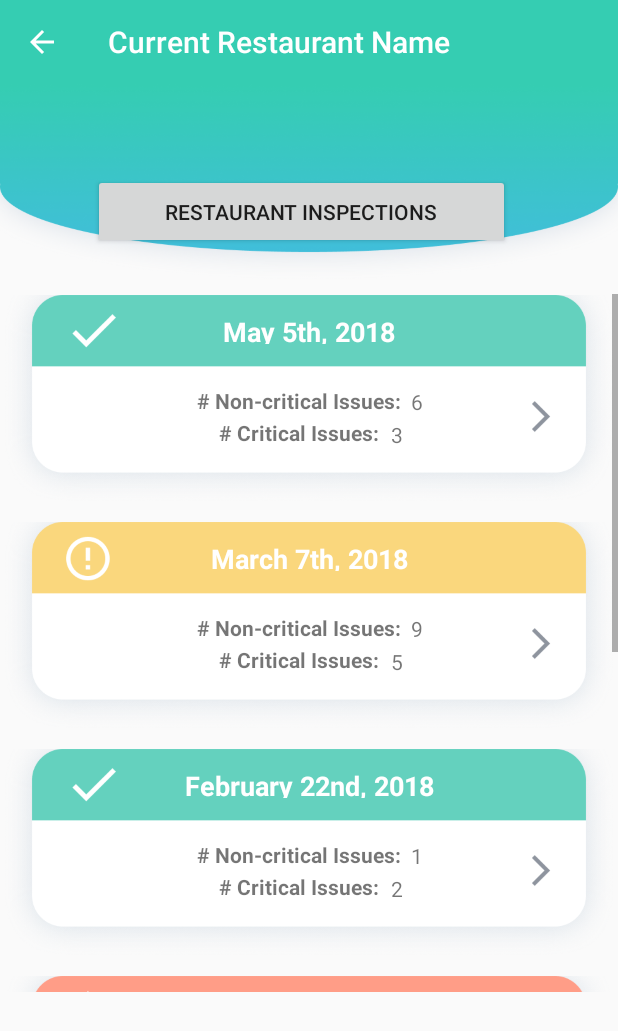
After one commit to xubinw427/Restaurant-Inspection, an Android app: the InspectionActivity screen opened directly, with no data from a screen before it, on a phone screen of 412 x 824 dp. The commit adds this screen. Shown: the top 1031 px of the screen. Run offline under Robolectric (Android 15) with nearby library versions, the phone set to English and light mode, and no system bars.

Commit message:
Created CardView Layout for Inspection Activity >> populated with dummy data >> TODO: Re-point Adapter to Inspection from TestInspection after

```diff
--- a/app/src/main/AndroidManifest.xml
+++ b/app/src/main/AndroidManifest.xml
@@ -9,6 +9,8 @@
         android:roundIcon="@mipmap/ic_launcher_round"
         android:supportsRtl="true"
         android:theme="@style/AppTheme">
+        <activity android:name=".InspectionActivity"
+            android:parentActivityName=".MainActivity"/>
         <activity
             android:name=".MainActivity"
             android:label="@string/app_name"
--- /dev/null
+++ b/app/src/main/java/ca/cmpt276/restaurantinspection/Adapters/InspectionAdapter.java
@@ -0,0 +1,93 @@
+package ca.cmpt276.restaurantinspection.Adapters;
+
+import android.view.LayoutInflater;
+import android.view.View;
+import android.view.ViewGroup;
+import android.widget.ImageView;
+import android.widget.TextView;
+
+import androidx.annotation.NonNull;
+import androidx.recyclerview.widget.RecyclerView;
+
+import java.util.ArrayList;
+
+import ca.cmpt276.restaurantinspection.Model.TestInspection;
+import ca.cmpt276.restaurantinspection.R;
+
+public class InspectionAdapter extends RecyclerView.Adapter<InspectionAdapter.InspectionViewHolder> {
+    private ArrayList<TestInspection> inspectionList;
+    private OnInspectionListener myOnInspectionListener;
+
+    public static class InspectionViewHolder extends RecyclerView.ViewHolder implements View.OnClickListener {
+        private ImageView inspBackground;
+        private TextView inspDate;
+        private TextView numCritIss;
+        private TextView numNonCritIss;
+
+        OnInspectionListener myOnInspectionListener;
+
+        private InspectionViewHolder(@NonNull View itemView, OnInspectionListener onInspectionListener) {
+            super(itemView);
+            inspBackground = itemView.findViewById(R.id.inspectionButton);
+            inspDate = itemView.findViewById(R.id.inspDateField);
+            numCritIss = itemView.findViewById(R.id.numCritIssues);
+            numNonCritIss = itemView.findViewById(R.id.numNonCritIssues);
+
+            myOnInspectionListener = onInspectionListener;
+            itemView.setOnClickListener(this);
+        }
+
+        @Override
+        public void onClick(View v) {
+            myOnInspectionListener.onInspectionClick(getAdapterPosition());
+        }
+    }
+
+    public interface OnInspectionListener {
+        void onInspectionClick(int position);
+    }
+
+    public InspectionAdapter(ArrayList<TestInspection> inspections, OnInspectionListener onInspectionListener) {
+        inspectionList = inspections;
+        myOnInspectionListener = onInspectionListener;
+    }
+
+    @NonNull
+    @Override
+    public InspectionViewHolder onCreateViewHolder(@NonNull ViewGroup parent, int viewType) {
+        View view = LayoutInflater.from(parent.getContext())
+                .inflate(R.layout.inspection_layout, parent, false);
+        InspectionViewHolder ivh = new InspectionViewHolder(view, myOnInspectionListener);
+
+        return ivh;
+    }
+
+    @Override
+    public void onBindViewHolder(@NonNull InspectionViewHolder holder, int position) {
+        TestInspection currInspection = inspectionList.get(position);
+
+        switch(currInspection.getHazard()) {
+            case "high":
+                holder.inspBackground.setImageResource(R.drawable.inspection_high);
+                break;
+            case "mod":
+                holder.inspBackground.setImageResource(R.drawable.inspection_mod);
+                break;
+            case "low":
+                holder.inspBackground.setImageResource(R.drawable.inspection_low);
+                break;
+            default:
+                break;
+        }
+
+        holder.inspDate.setText(currInspection.getDate());
+        holder.numCritIss.setText(currInspection.getNumCrit());
+        holder.numNonCritIss.setText(currInspection.getNumNonCrit());
+
+    }
+
+    @Override
+    public int getItemCount() {
+        return inspectionList.size();
+    }
+}
--- /dev/null
+++ b/app/src/main/java/ca/cmpt276/restaurantinspection/InspectionActivity.java
@@ -0,0 +1,61 @@
+package ca.cmpt276.restaurantinspection;
+
+import android.os.Bundle;
+import android.widget.Toast;
+
+import androidx.appcompat.app.ActionBar;
+import androidx.appcompat.app.AppCompatActivity;
+import androidx.appcompat.widget.Toolbar;
+import androidx.recyclerview.widget.LinearLayoutManager;
+import androidx.recyclerview.widget.RecyclerView;
+
+import java.util.ArrayList;
+
+import ca.cmpt276.restaurantinspection.Adapters.InspectionAdapter;
+import ca.cmpt276.restaurantinspection.Model.TestInspection;
+
+/** TO-DO CHANGE NAME FROM tester
+ *  Re-point TestInspection Data to ACTUAL Inspection data **/
+public class InspectionActivity extends AppCompatActivity implements InspectionAdapter.OnInspectionListener {
+    private RecyclerView myRecyclerView;
+    private RecyclerView.Adapter myAdapter;
+    private RecyclerView.LayoutManager myLayoutManager;
+    ArrayList<TestInspection> tester;
+
+    @Override
+    protected void onCreate(Bundle savedInstanceState) {
+        super.onCreate(savedInstanceState);
+        setContentView(R.layout.activity_inspection);
+
+        /** == TEST == **/
+        tester = new ArrayList<>();
+        tester.add(new TestInspection("low", "3", "6", "May 5th, 2018"));
+        tester.add(new TestInspection("mod", "5", "9", "March 7th, 2018"));
+        tester.add(new TestInspection("low", "2", "1", "February 22nd, 2018"));
+        tester.add(new TestInspection("high", "5", "9", "February 17th, 2018"));
+        tester.add(new TestInspection("mod", "5", "6", "January 21st, 2018"));
+        tester.add(new TestInspection("high", "7", "4", "January 3rd, 2018"));
+
+        myRecyclerView = findViewById(R.id.rv2);
+        myRecyclerView.setHasFixedSize(true);
+        myLayoutManager = new LinearLayoutManager(this);
+        myAdapter = new InspectionAdapter(tester, this);
+
+        myRecyclerView.setLayoutManager(myLayoutManager);
+        myRecyclerView.setAdapter(myAdapter);
+        /** == END TEST == **/
+
+        ActionBar actionBar = getSupportActionBar();
+        actionBar.setTitle("Current Restaurant Name");
+        actionBar.setElevation(0);
+    }
+
+    /** == TEST == **/
+    @Override
+    public void onInspectionClick(int position) {
+        Toast toast = Toast.makeText(this, "YOU CLICKED", Toast.LENGTH_SHORT);
+        toast.show();
+    }
+    /** == END TEST == **/
+
+}
--- a/app/src/main/java/ca/cmpt276/restaurantinspection/MainActivity.java
+++ b/app/src/main/java/ca/cmpt276/restaurantinspection/MainActivity.java
@@ -1,17 +1,16 @@
 package ca.cmpt276.restaurantinspection;
 
+import android.content.Intent;
+import android.graphics.Color;
 import android.os.Bundle;
-
-import com.google.android.material.floatingactionbutton.FloatingActionButton;
-import com.google.android.material.snackbar.Snackbar;
 
 import androidx.appcompat.app.AppCompatActivity;
 import androidx.appcompat.widget.Toolbar;
 
-import android.util.Log;
 import android.view.View;
 import android.view.Menu;
 import android.view.MenuItem;
+import android.widget.Button;
 
 import java.io.InputStream;
 
@@ -26,7 +25,9 @@ public class MainActivity extends AppCompatActivity {
         super.onCreate(savedInstanceState);
         setContentView(R.layout.activity_main);
         Toolbar toolbar = findViewById(R.id.toolbar);
-        setSupportActionBar(toolbar);
+        toolbar.setTitle("Restaurants List");
+        toolbar.setTitleTextColor(Color.WHITE);
+        toolbar.setElevation(0);
     }
 
     @Override
--- /dev/null
+++ b/app/src/main/java/ca/cmpt276/restaurantinspection/Model/TestInspection.java
@@ -0,0 +1,31 @@
+package ca.cmpt276.restaurantinspection.Model;
+
+public class TestInspection {
+    private String numCrit;
+    private String numNonCrit;
+    private String date;
+    private String hazard;
+
+    public TestInspection(String hl, String nc, String nnc, String idate) {
+        hazard = hl;
+        numCrit = nc;
+        numNonCrit = nnc;
+        date = idate;
+    }
+
+    public String getDate() {
+        return date;
+    }
+
+    public String getNumCrit() {
+        return numCrit;
+    }
+
+    public String getNumNonCrit() {
+        return numNonCrit;
+    }
+
+    public String getHazard() {
+        return hazard;
+    }
+}
--- /dev/null
+++ b/app/src/main/res/layout/activity_inspection.xml
@@ -0,0 +1,32 @@
+<?xml version="1.0" encoding="utf-8"?>
+<LinearLayout xmlns:android="http://schemas.android.com/apk/res/android"
+    android:layout_width="match_parent"
+    android:layout_height="match_parent"
+    android:background="@drawable/background"
+    android:orientation="vertical">
+
+    <Button
+        android:id="@+id/button"
+        android:layout_width="278dp"
+        android:layout_height="50dp"
+        android:layout_marginStart="62dp"
+        android:layout_marginTop="60dp"
+        android:layout_marginEnd="71dp"
+        android:layout_marginBottom="20dp"
+        android:text="Restaurant Inspections" />
+
+    <androidx.recyclerview.widget.RecyclerView
+        android:id="@+id/rv2"
+        android:layout_width="match_parent"
+        android:layout_height="465dp"
+        android:layout_marginStart="0dp"
+        android:layout_marginTop="10dp"
+        android:layout_marginEnd="0dp"
+        android:layout_marginBottom="0dp"
+        android:background="@android:color/transparent"
+        android:padding="0dp"
+        android:scrollbars="vertical">
+
+    </androidx.recyclerview.widget.RecyclerView>
+
+</LinearLayout>
--- a/app/src/main/res/layout/activity_main.xml
+++ b/app/src/main/res/layout/activity_main.xml
@@ -11,15 +11,19 @@
         android:layout_height="wrap_content"
         android:theme="@style/AppTheme.AppBarOverlay">
 
-        <androidx.appcompat.widget.Toolbar
-            android:id="@+id/toolbar"
-            android:layout_width="match_parent"
-            android:layout_height="?attr/actionBarSize"
-            android:background="?attr/colorPrimary"
-            app:popupTheme="@style/AppTheme.PopupOverlay" />
-
     </com.google.android.material.appbar.AppBarLayout>
 
-    <include layout="@layout/content_main" />
+    <Button
+        android:id="@+id/btn"
+        android:layout_width="wrap_content"
+        android:layout_height="wrap_content"
+        android:text="Button" />
+
+    <androidx.appcompat.widget.Toolbar
+        android:id="@+id/toolbar"
+        android:layout_width="match_parent"
+        android:layout_height="?attr/actionBarSize"
+        android:background="?attr/colorPrimary"
+        app:popupTheme="@style/AppTheme.PopupOverlay" />
 
 </androidx.coordinatorlayout.widget.CoordinatorLayout>
--- /dev/null
+++ b/app/src/main/res/layout/inspection_layout.xml
@@ -0,0 +1,105 @@
+<?xml version="1.0" encoding="utf-8"?>
+<androidx.cardview.widget.CardView xmlns:android="http://schemas.android.com/apk/res/android"
+    xmlns:app="http://schemas.android.com/apk/res-auto"
+    android:layout_width="wrap_content"
+    android:layout_height="wrap_content"
+    app:cardBackgroundColor="@android:color/transparent"
+    app:cardElevation="0dp"
+    app:cardMaxElevation="0dp"
+    app:cardUseCompatPadding="true"
+    android:background="@null">
+
+    <RelativeLayout
+        android:layout_width="wrap_content"
+        android:layout_height="180dp"
+        android:layout_marginTop="-30dp"
+        android:layout_marginBottom="0dp"
+        android:padding="0dp"
+        android:background="@android:color/transparent">
+
+        <ImageView
+            android:id="@+id/inspectionButton"
+            android:layout_width="match_parent"
+            android:layout_height="match_parent"
+            android:layout_alignParentStart="true"
+            android:layout_alignParentTop="true"
+            android:layout_alignParentEnd="true"
+            android:layout_alignParentBottom="true"
+            android:layout_marginStart="0dp"
+            android:layout_marginTop="0dp"
+            android:layout_marginEnd="0dp"
+            android:layout_marginBottom="0dp"
+            android:gravity="center"
+            app:srcCompat="@drawable/inspection_high" />
+
+        <TextView
+            android:id="@+id/numOfIssues"
+            android:layout_width="200dp"
+            android:layout_height="52dp"
+            android:layout_alignParentStart="true"
+            android:layout_alignParentTop="true"
+            android:layout_alignParentEnd="true"
+            android:layout_alignParentBottom="true"
+            android:layout_marginStart="99dp"
+            android:layout_marginTop="85dp"
+            android:layout_marginEnd="110dp"
+            android:layout_marginBottom="43dp"
+            android:gravity="center"
+            android:lineSpacingExtra="5dp"
+            android:maxLines="4"
+            android:singleLine="false"
+            android:text="# Non-critical Issues: \n# Critical Issues: "
+            android:textSize="14sp"
+            android:textStyle="bold" />
+
+        <TextView
+            android:id="@+id/numNonCritIssues"
+            android:layout_width="wrap_content"
+            android:layout_height="wrap_content"
+            android:layout_alignParentStart="true"
+            android:layout_alignParentTop="true"
+            android:layout_alignParentEnd="true"
+            android:layout_alignParentBottom="true"
+            android:layout_marginStart="273dp"
+            android:layout_marginTop="91dp"
+            android:layout_marginEnd="78dp"
+            android:layout_marginBottom="70dp"
+            android:text="8"
+            android:textSize="14sp" />
+
+        <TextView
+            android:id="@+id/numCritIssues"
+            android:layout_width="wrap_content"
+            android:layout_height="wrap_content"
+            android:layout_alignParentStart="true"
+            android:layout_alignParentTop="true"
+            android:layout_alignParentEnd="true"
+            android:layout_alignParentBottom="true"
+            android:layout_marginStart="260dp"
+            android:layout_marginTop="113dp"
+            android:layout_marginEnd="89dp"
+            android:layout_marginBottom="49dp"
+            android:text="8"
+            android:textSize="14sp" />
+
+        <TextView
+            android:id="@+id/inspDateField"
+            android:layout_width="match_parent"
+            android:layout_height="23dp"
+            android:layout_alignParentStart="true"
+            android:layout_alignParentTop="true"
+            android:layout_alignParentEnd="true"
+            android:layout_alignParentBottom="true"
+            android:layout_marginStart="0dp"
+            android:layout_marginTop="42dp"
+            android:layout_marginEnd="0dp"
+            android:layout_marginBottom="117dp"
+            android:gravity="center"
+            android:text="Date HERE"
+            android:textColor="#FFFFFF"
+            android:textSize="18sp"
+            android:textStyle="bold" />
+
+    </RelativeLayout>
+
+</androidx.cardview.widget.CardView>
--- a/app/src/main/res/values/colors.xml
+++ b/app/src/main/res/values/colors.xml
@@ -2,5 +2,5 @@
 <resources>
     <color name="colorPrimary">#008577</color>
     <color name="colorPrimaryDark">#00574B</color>
-    <color name="colorAccent">#D81B60</color>
+    <color name="barColor">#35CDB2</color>
 </resources>
--- a/app/src/main/res/values/styles.xml
+++ b/app/src/main/res/values/styles.xml
@@ -3,9 +3,8 @@
     <!-- Base application theme. -->
     <style name="AppTheme" parent="Theme.AppCompat.Light.DarkActionBar">
         <!-- Customize your theme here. -->
-        <item name="colorPrimary">@color/colorPrimary</item>
-        <item name="colorPrimaryDark">@color/colorPrimaryDark</item>
-        <item name="colorAccent">@color/colorAccent</item>
+        <item name="colorPrimary">@color/barColor</item>
+        <item name="colorPrimaryDark">@color/barColor</item>
     </style>
 
     <style name="AppTheme.NoActionBar">
--- a/build.gradle
+++ b/build.gradle
@@ -18,7 +18,9 @@ allprojects {
     repositories {
         google()
         jcenter()
-
+        maven {
+            url "https://maven.google.com"
+        }
     }
 }
 
```
Also changed, not shown: app/build.gradle (+8 -5 lines), app/src/main/res/drawable-v24/background.png, app/src/main/res/drawable-v24/inspection_high.png (added), app/src/main/res/drawable-v24/inspection_low.png (added), app/src/main/res/drawable-v24/inspection_mod.png (added).
